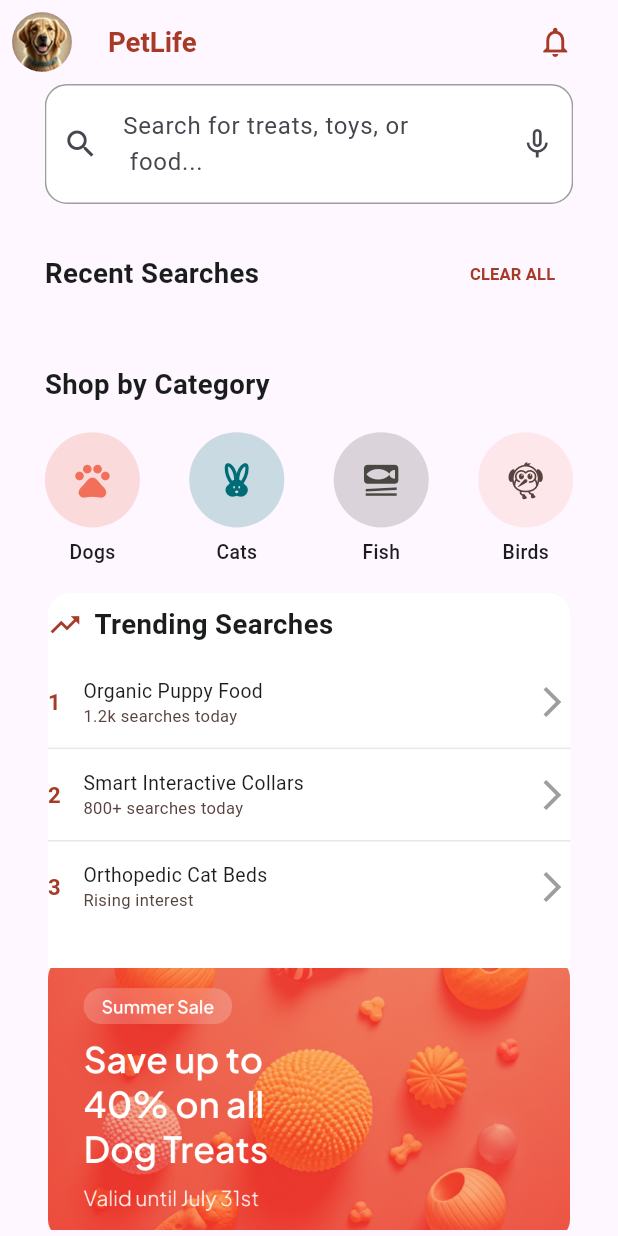
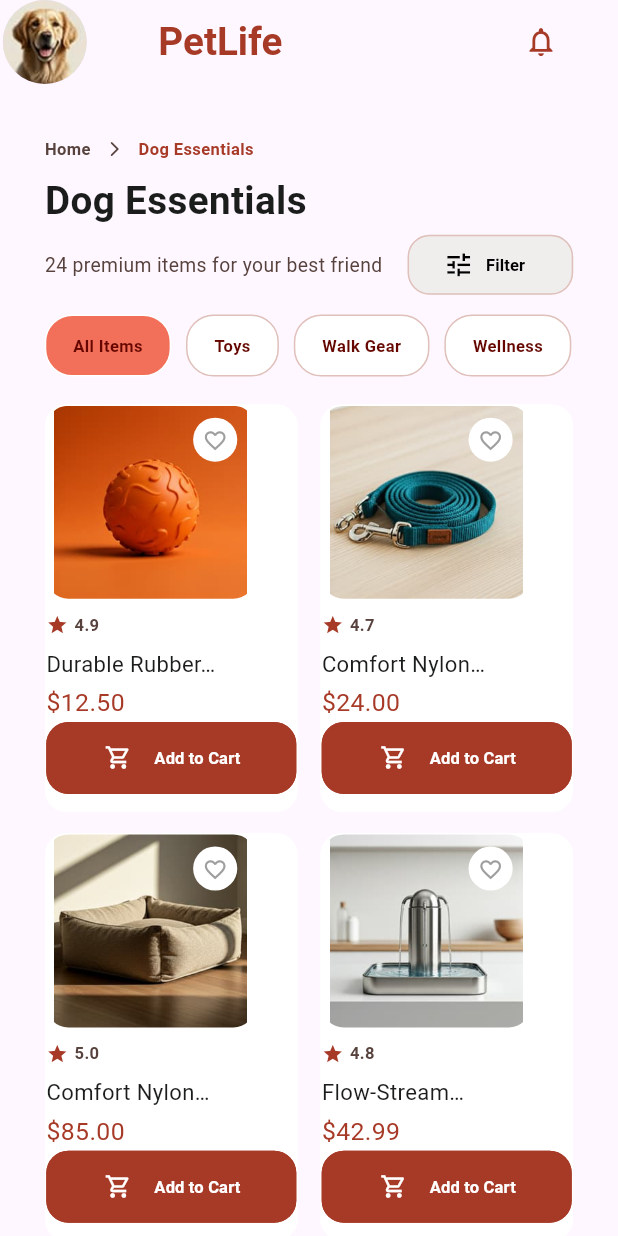
Before and after one commit to shanahuq/pet_shop_project, a Flutter app: the SearchPage screen opened directly, after a tap on "CLEAR ALL", after a tap on the "pets" icon, on a phone screen of 412 x 824 dp. Run offline on Flutter 3.47's test engine with Material 3 defaults, Android fonts, the phone set to English and light mode, and no system bars; our stand-ins replace flutter_screenutil.

Commit message:
dog_essential_page

```diff
--- a/lib/ui/bottom_navigation_button.dart
+++ b/lib/ui/bottom_navigation_button.dart
@@ -1,4 +1,5 @@
 import 'package:flutter/material.dart';
+import 'package:pet_shop_project/ui/dog_essentials.dart';
 import 'package:pet_shop_project/ui/wish_list_page.dart';
 import 'package:pet_shop_project/ui/home_page.dart';
 import 'package:pet_shop_project/ui/profile_page.dart';
--- /dev/null
+++ b/lib/ui/dog_essentials.dart
@@ -0,0 +1,364 @@
+import 'package:flutter/material.dart';
+import 'package:flutter_screenutil/flutter_screenutil.dart';
+
+class DogEssentials extends StatefulWidget {
+  const DogEssentials({super.key});
+
+  @override
+  State<DogEssentials> createState() => _DogEssentialsState();
+}
+
+class _DogEssentialsState extends State<DogEssentials> {
+  int selectedTab = 0;
+  final List<String> tabs = ['All Items', 'Toys', 'Walk Gear', 'Wellness'];
+  final List<Map<String, dynamic>> products = [
+    {
+      'image': 'assets/durable_rubber.png',
+      'name': 'Durable Rubber…',
+      'price': '\$12.50',
+      'rating': '4.9',
+      'favorite': true,
+    },
+    {
+      'image': 'assets/Comfort Nylon….png',
+      'name': 'Comfort Nylon…',
+      'price': '\$24.00',
+      'rating': '4.7',
+      'favorite': true,
+    },
+    {
+      'image': 'assets/Orthopedic Cloud.png',
+      'name': 'Comfort Nylon…',
+      'price': '\$85.00',
+      'rating': '5.0',
+      'favorite': true,
+    },
+    {
+      'image': 'assets/Flow-Stream….png',
+      'name': 'Flow-Stream…',
+      'price': '\$42.99',
+      'rating': '4.8',
+      'favorite': true,
+    },
+    {
+      'image': 'assets/Salmon Fusion….png',
+      'name': 'Salmon Fusion…',
+      'price': '\$18.00',
+      'rating': '4.9',
+      'favorite': true,
+    },
+    {
+      'image': 'assets/Eco-Ceramic….png',
+      'name': 'Eco-Ceramic…',
+      'price': '\$28.50',
+      'rating': '4.6',
+      'favorite': true,
+    },
+  ];
+  @override
+  Widget build(BuildContext context) {
+    return Scaffold(
+      appBar: AppBar(
+        leadingWidth: 60.w,
+        leading: CircleAvatar(
+          radius: 20.r,
+          child: ClipOval(
+            child: Image.asset('assets/dogs_essential.png', fit: BoxFit.cover),
+          ),
+        ),
+        title: Padding(
+          padding: EdgeInsets.only(left: 30.w),
+          child: Text(
+            'PetLife',
+            style: TextStyle(
+              fontWeight: FontWeight.w700,
+              fontSize: 28.sp,
+              color: Color(0xffA73927),
+            ),
+          ),
+        ),
+        actions: [
+          Padding(
+            padding: EdgeInsets.only(right: 40.w),
+            child: Icon(
+              Icons.notifications_none,
+              color: Color(0xffA73927),
+              size: 25.sp,
+            ),
+          ),
+        ],
+      ),
+      body: SafeArea(
+        child: Padding(
+          padding: EdgeInsets.symmetric(horizontal: 30.w),
+          child: Column(
+            crossAxisAlignment: CrossAxisAlignment.start,
+            children: [
+              SizedBox(height: 30.h),
+              Row(
+                children: [
+                  Text(
+                    'Home',
+                    style: TextStyle(
+                      fontWeight: FontWeight.w600,
+                      fontSize: 12.sp,
+                      color: Color(0xff57423D),
+                    ),
+                  ),
+                  Padding(
+                    padding: EdgeInsets.all(10.w),
+                    child: Icon(
+                      Icons.arrow_forward_ios_rounded,
+                      color: Color(0xff57423D),
+                      size: 13.sp,
+                    ),
+                  ),
+                  Text(
+                    'Dog Essentials',
+                    style: TextStyle(
+                      fontWeight: FontWeight.w600,
+                      fontSize: 12.sp,
+                      color: Color(0xffA73927),
+                    ),
+                  ),
+                ],
+              ),
+              Text(
+                'Dog Essentials',
+                style: TextStyle(
+                  fontWeight: FontWeight.w700,
+                  fontSize: 28.sp,
+                  color: Color(0xff1B1C1C),
+                ),
+              ),
+              Row(
+                mainAxisAlignment: MainAxisAlignment.spaceBetween,
+                children: [
+                  Text(
+                    '24 premium items for your best friend',
+                    style: TextStyle(
+                      fontWeight: FontWeight.w400,
+                      fontSize: 14.sp,
+                      color: Color(0xff57423D),
+                    ),
+                  ),
+                  OutlinedButton(
+                    onPressed: () {},
+                    style: OutlinedButton.styleFrom(
+                      backgroundColor: Color(0xffF0EDED),
+                      side: BorderSide(color: Color(0xffDFC0BA)),
+                      shape: RoundedRectangleBorder(
+                        borderRadius: BorderRadius.circular(16.r),
+                      ),
+                    ),
+                    child: Row(
+                      children: [
+                        Icon(Icons.tune, color: Colors.black, size: 22.sp),
+                        Padding(
+                          padding: EdgeInsets.all(8.0),
+                          child: Text(
+                            'Filter',
+                            style: TextStyle(
+                              fontWeight: FontWeight.w600,
+                              fontSize: 12.sp,
+                              color: Colors.black,
+                            ),
+                          ),
+                        ),
+                      ],
+                    ),
+                  ),
+                ],
+              ),
+              SizedBox(height: 10.h),
+              SizedBox(
+                height: 45.h,
+                child: ListView.separated(
+                  scrollDirection: Axis.horizontal,
+                  separatorBuilder: (_, __) => SizedBox(width: 10.w),
+                  itemCount: tabs.length,
+                  itemBuilder: (context, index) {
+                    final bool isSelected = selectedTab == index;
+                    return GestureDetector(
+                      onTap: () {
+                        setState(() {
+                          selectedTab = index;
+                        });
+                      },
+                      child: AnimatedContainer(
+                        duration: const Duration(microseconds: 250),
+                        padding: EdgeInsets.symmetric(
+                          horizontal: 18.w,
+                          vertical: 10.h,
+                        ),
+                        decoration: BoxDecoration(
+                          borderRadius: BorderRadius.circular(20.r),
+                          color: isSelected ? Color(0xffF27059) : Colors.white,
+                          border: Border.all(
+                            color:
+                                isSelected ? Colors.white : Color(0xffDFC0BA),
+                          ),
+                        ),
+                        child: Center(
+                          child: Text(
+                            tabs[index],
+                            style: TextStyle(
+                              fontWeight: FontWeight.w600,
+                              fontSize: 12.sp,
+                              color: Color(0xff650700),
+                            ),
+                          ),
+                        ),
+                      ),
+                    );
+                  },
+                ),
+              ),
+              SizedBox(height: 20.h,),
+              Expanded(
+                child: Builder(
+                  builder: (context) {
+                    if (selectedTab == 0) {
+                      return GridView.builder(
+                        itemCount: products.length,
+                        gridDelegate: SliverGridDelegateWithFixedCrossAxisCount(
+                          crossAxisCount: 2,
+                          crossAxisSpacing: 15.w,
+                          mainAxisSpacing: 15.h,
+                          childAspectRatio: 0.62,
+                        ),
+
+                        itemBuilder: (context, index) {
+                          final item = products[index];
+                          return Container(
+                            decoration: BoxDecoration(
+                              borderRadius: BorderRadius.circular(16.r),
+                              color: Colors.white,
+                              border: Border.all(color: Color(0xffFFFFFF)),
+                            ),
+                            child: Column(
+                              crossAxisAlignment: CrossAxisAlignment.start,
+                              children: [
+                                Stack(
+                                  children: [
+                                    ClipRRect(
+                                      borderRadius: BorderRadius.circular(16.r),
+                                      child: Image.asset(
+                                        item['image'],
+                                        height: 140.h,
+                                        width: 140.w,
+                                      ),
+                                    ),
+                                    Positioned(
+                                      top: 8,
+                                      right: 12,
+                                      child: GestureDetector(
+                                        onTap: () {
+                                          setState(() {
+                                            products[index]['favorite'] =
+                                                !products[index]['favorite'];
+                                          });
+                                        },
+                                        child: CircleAvatar(
+                                          radius: 16.r,
+                                          backgroundColor: Colors.white,
+                                          child: Icon(
+                                            products[index]['favorite']
+                                                ? Icons.favorite_border
+                                                : Icons.favorite,
+                                            size: 18.sp,
+                                            color:
+                                                products[index]['favorite']
+                                                    ? Colors.grey
+                                                    : Color(0xffA73927),
+                                          ),
+                                        ),
+                                      ),
+                                    ),
+                                  ],
+                                ),
+                                SizedBox(height: 10.h),
+                                Row(
+                                  children: [
+                                    Icon(
+                                      Icons.star,
+                                      color: Color(0xffA73927),
+                                      size: 16.sp,
+                                    ),
+                                    SizedBox(width: 4.w),
+                                    Text(
+                                      item['rating'],
+                                      style: TextStyle(
+                                        fontWeight: FontWeight.w600,
+                                        fontSize: 12.sp,
+                                        color: Color(0xff57423D),
+                                      ),
+                                    ),
+                                  ],
+                                ),
+                                SizedBox(height: 8.h),
+                                Text(
+                                  item['name'],
+                                  style: TextStyle(
+                                    fontWeight: FontWeight.w400,
+                                    fontSize: 16.sp,
+                                    color: Color(0xff1B1C1C),
+                                  ),
+                                ),
+                                SizedBox(height: 5.h),
+                                Text(
+                                  item['price'],
+                                  style: TextStyle(
+                                    fontWeight: FontWeight.w400,
+                                    fontSize: 18.sp,
+                                    color: Color(0xffA73927),
+                                  ),
+                                ),
+                                OutlinedButton(
+                                  style: OutlinedButton.styleFrom(
+                                    backgroundColor: Color(0xffA73927),
+                                    side: BorderSide(color: Color(0xffA73927)),
+                                    shape: RoundedRectangleBorder(
+                                      borderRadius: BorderRadius.circular(16.r),
+                                    ),
+                                  ),
+                                  onPressed: () {},
+                                  child: Row(
+                                    crossAxisAlignment:
+                                        CrossAxisAlignment.center,
+                                    children: [
+                                      Padding(
+                                        padding: EdgeInsets.all(15.0),
+                                        child: Icon(
+                                          Icons.shopping_cart_outlined,
+                                          color: Colors.white,
+                                        ),
+                                      ),
+                                      Text(
+                                        'Add to Cart',
+                                        style: TextStyle(
+                                          fontWeight: FontWeight.w600,
+                                          fontSize: 12.sp,
+                                          color: Colors.white,
+                                        ),
+                                      ),
+                                    ],
+                                  ),
+                                ),
+                              ],
+                            ),
+                          );
+                        },
+                      );
+                    }
+                    return Center(child: const Text('no items'));
+                  },
+                ),
+              ),
+            ],
+          ),
+        ),
+      ),
+    );
+  }
+}
--- a/lib/ui/search_page.dart
+++ b/lib/ui/search_page.dart
@@ -1,5 +1,6 @@
 import 'package:flutter/material.dart';
 import 'package:flutter_screenutil/flutter_screenutil.dart';
+import 'package:pet_shop_project/ui/dog_essentials.dart';
 
 class SearchPage extends StatefulWidget {
   const SearchPage({super.key});
@@ -188,7 +189,16 @@ class _SearchPageState extends State<SearchPage> {
                           shape: const CircleBorder(),
                           child: InkWell(
                             customBorder: const CircleBorder(),
-                            onTap: () {},
+                            onTap: () {
+                              if (item['name'] == 'Dogs') {
+                                Navigator.push(
+                                  context,
+                                  MaterialPageRoute(
+                                    builder: (context) => DogEssentials(),
+                                  ),
+                                );
+                              }
+                            },
                             child: Padding(
                               padding: EdgeInsets.all(18.w),
                               child: Icon(
```
Also changed, not shown: assets/Comfort Nylon….png (added), assets/Eco-Ceramic….png (added), assets/Flow-Stream….png (added), assets/Orthopedic Cloud.png (added), assets/Salmon Fusion….png (added), assets/dogs_essential.png (added), assets/durable_rubber.png (added).
